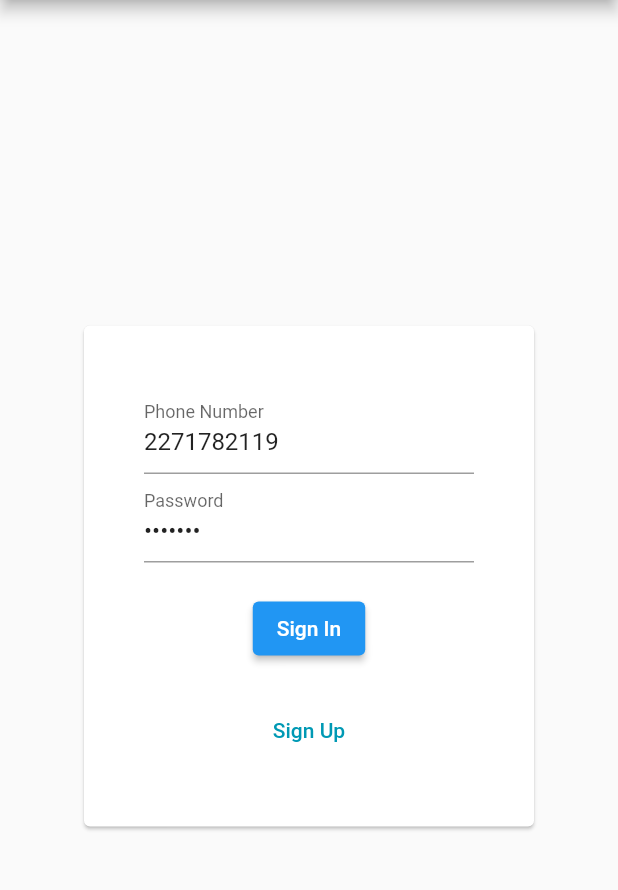
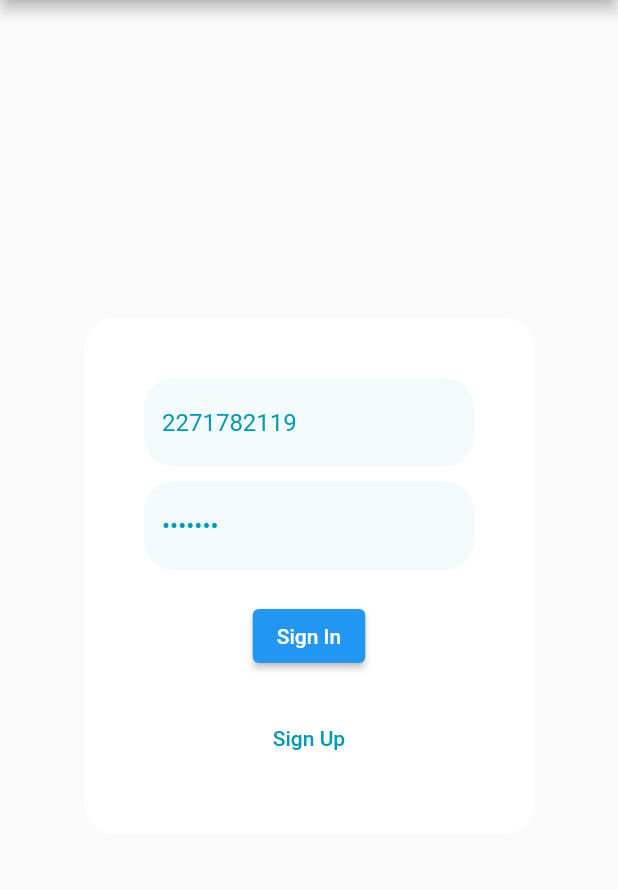
Before and after one commit to NhlakaMbotho/five-point-check-app, a Flutter app: the screen it shows after launch, on a phone screen of 412 x 824 dp, the part 84-974 px from its top. Run offline on Flutter 3.47's test engine with Material 2 defaults, Android fonts, the light colour scheme and no system bars; our stand-ins replace auto_route; missing offline and left inert: jwt_decode, linked_scroll_controller; accounts and stored records are empty; Roboto replaces fonts that are missing (Helvetica Neue); project files that could hold a hidden picture were left out.

Commit message:
created reusable input field, improved styling

```diff
--- /dev/null
+++ b/driving_school_app/lib/components/app_input.dart
@@ -0,0 +1,50 @@
+import 'package:flutter/material.dart';
+import 'package:flutter/services.dart';
+
+import '../constants/colors.dart';
+
+class AppInputDecoration extends InputDecoration {
+  AppInputDecoration(String label)
+      : super(
+            labelText: label,
+            filled: true,
+            fillColor: AppColors.Primary.withOpacity(.05),
+            floatingLabelBehavior: FloatingLabelBehavior.never,
+            floatingLabelAlignment: FloatingLabelAlignment.center,
+            border: OutlineInputBorder(
+              borderRadius: BorderRadius.circular(20),
+              borderSide: BorderSide.none,
+            ),
+            labelStyle: TextStyle(
+              color: AppColors.Primary.withOpacity(.4),
+            ));
+}
+
+class AppTextFormField extends TextFormField {
+  var controller;
+  AppTextFormField({
+    required String label,
+    Key? key,
+    String? initialValue,
+    ValueChanged<String>? onChanged,
+    TextInputAction? textInputAction,
+    bool obscureText = false,
+    ValueChanged<String>? onFieldSubmitted,
+    FormFieldSetter<String>? onSaved,
+    FormFieldValidator<String>? validator,
+  }) : super(
+          key: key,
+          onChanged: onChanged,
+          initialValue: initialValue,
+          textInputAction: textInputAction,
+          onFieldSubmitted: onFieldSubmitted,
+          obscureText: obscureText,
+          onSaved: onSaved,
+          validator: validator,
+          decoration: AppInputDecoration(label),
+          style: TextStyle(
+            color: AppColors.Primary,
+            fontWeight: FontWeight.w400,
+          ),
+        );
+}
--- a/driving_school_app/lib/pages/login_screen.dart
+++ b/driving_school_app/lib/pages/login_screen.dart
@@ -8,6 +8,8 @@
 import 'package:driving_school_app/routes/router.gr.dart';
 import 'package:flutter/material.dart';
 import 'package:provider/provider.dart';
+
+import '../components/app_input.dart';
 
 class LoginPage extends StatefulWidget {
   @override
@@ -97,6 +99,9 @@
                 semanticsLabel: 'Signing in...',
               )
             : Card(
+                elevation: 0,
+                shape: RoundedRectangleBorder(
+                    borderRadius: BorderRadius.circular(20)),
                 child: Form(
                   key: _form,
                   child: SingleChildScrollView(
@@ -104,12 +109,12 @@
                       padding: EdgeInsets.all(40),
                       width: 300,
                       child: Column(
+                        mainAxisAlignment: MainAxisAlignment.spaceBetween,
                         children: [
-                          TextFormField(
+                          AppTextFormField(
                             onChanged: (value) =>
                                 _usernameKey.currentState?.validate(),
-                            decoration:
-                                InputDecoration(labelText: 'Phone Number'),
+                            label: 'Phone Number',
                             key: _usernameKey,
                             initialValue: _username,
                             textInputAction: TextInputAction.next,
@@ -120,8 +125,11 @@
                                 ? null
                                 : 'Please enter a valid username',
                           ),
-                          TextFormField(
-                            decoration: InputDecoration(labelText: 'Password'),
+                          SizedBox(
+                            height: 10,
+                          ),
+                          AppTextFormField(
+                            label: 'Password',
                             textInputAction: TextInputAction.next,
                             obscureText: true,
                             initialValue: _password,
```
Also changed, not shown: driving_school_app/lib/components/nav_item.dart (+14 -12 lines), driving_school_app/lib/components/profile_edit.dart (added, +140 -0 lines), driving_school_app/lib/pages/profile_screen.dart (+20 -5 lines).
